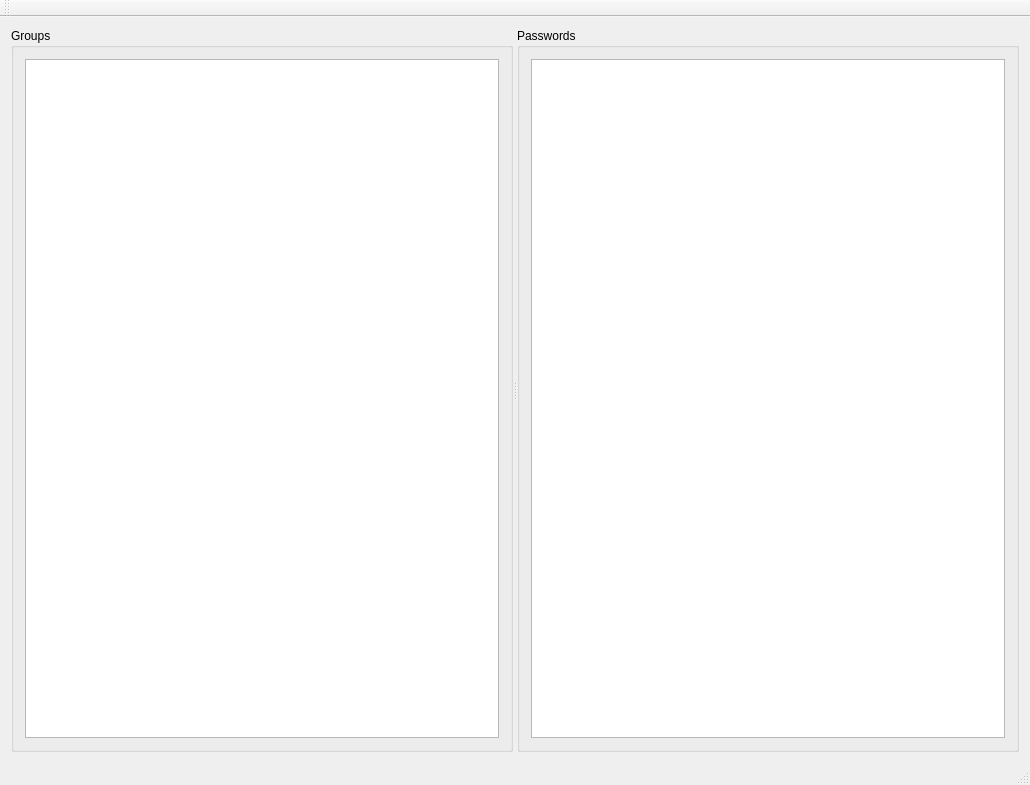
Before: the Qt Designer form mainwindow.ui in hiviah/TrezorPass, drawn with Qt 5.
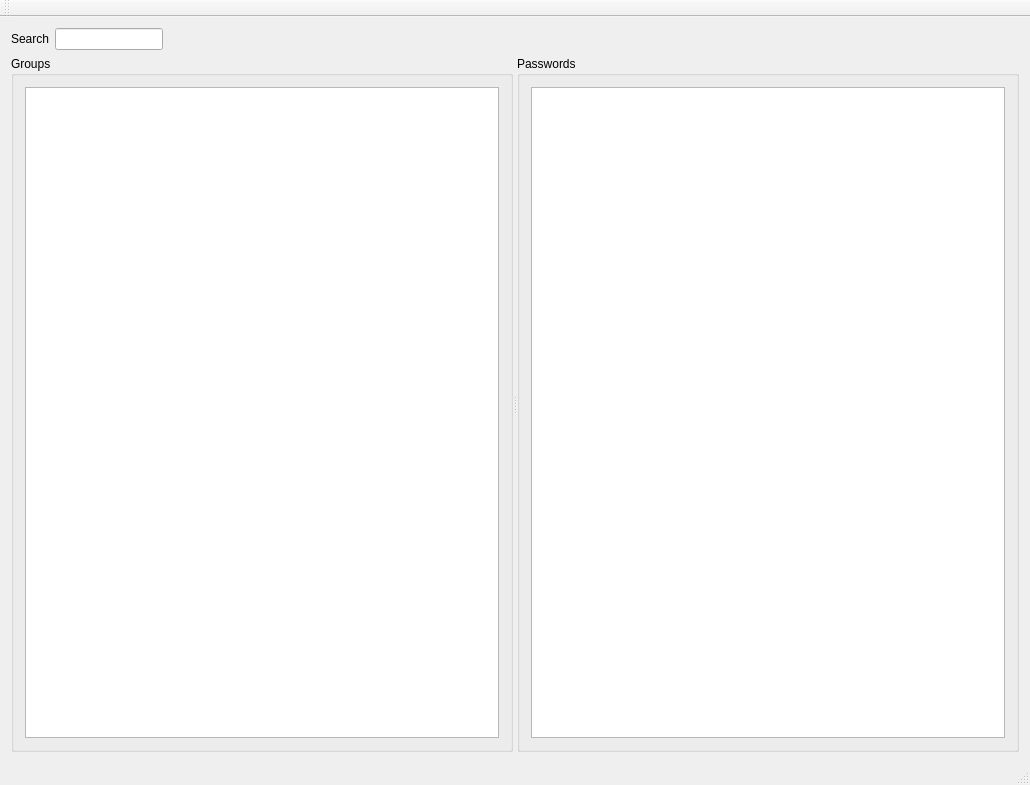
After: the same form once the commit is applied.

Commit message: Search box for groups in UI

Diff of the .ui file:
```diff
--- a/mainwindow.ui
+++ b/mainwindow.ui
@@ -10,11 +10,57 @@
     <height>785</height>
    </rect>
   </property>
+  <property name="sizePolicy">
+   <sizepolicy hsizetype="Preferred" vsizetype="Minimum">
+    <horstretch>0</horstretch>
+    <verstretch>0</verstretch>
+   </sizepolicy>
+  </property>
   <property name="windowTitle">
    <string>TrezorPass</string>
   </property>
   <widget class="QWidget" name="centralWidget">
    <layout class="QVBoxLayout" name="verticalLayout_3">
+    <item>
+     <layout class="QHBoxLayout" name="horizontalLayout_2">
+      <item>
+       <widget class="QLabel" name="label">
+        <property name="sizePolicy">
+         <sizepolicy hsizetype="Preferred" vsizetype="Fixed">
+          <horstretch>0</horstretch>
+          <verstretch>0</verstretch>
+         </sizepolicy>
+        </property>
+        <property name="text">
+         <string>Search</string>
+        </property>
+       </widget>
+      </item>
+      <item>
+       <widget class="QLineEdit" name="pwSearchEdit">
+        <property name="sizePolicy">
+         <sizepolicy hsizetype="Preferred" vsizetype="Fixed">
+          <horstretch>0</horstretch>
+          <verstretch>0</verstretch>
+         </sizepolicy>
+        </property>
+       </widget>
+      </item>
+      <item>
+       <spacer name="horizontalSpacer">
+        <property name="orientation">
+         <enum>Qt::Horizontal</enum>
+        </property>
+        <property name="sizeHint" stdset="0">
+         <size>
+          <width>40</width>
+          <height>20</height>
+         </size>
+        </property>
+       </spacer>
+      </item>
+     </layout>
+    </item>
     <item>
      <widget class="QSplitter" name="splitter">
       <property name="orientation">
```
